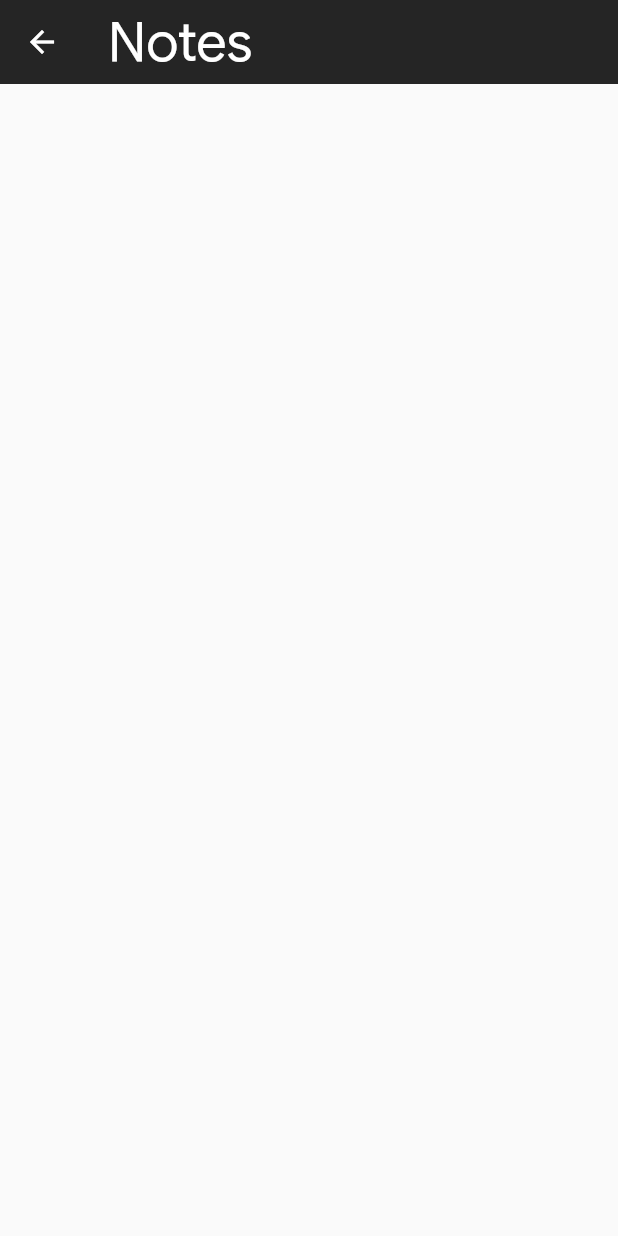
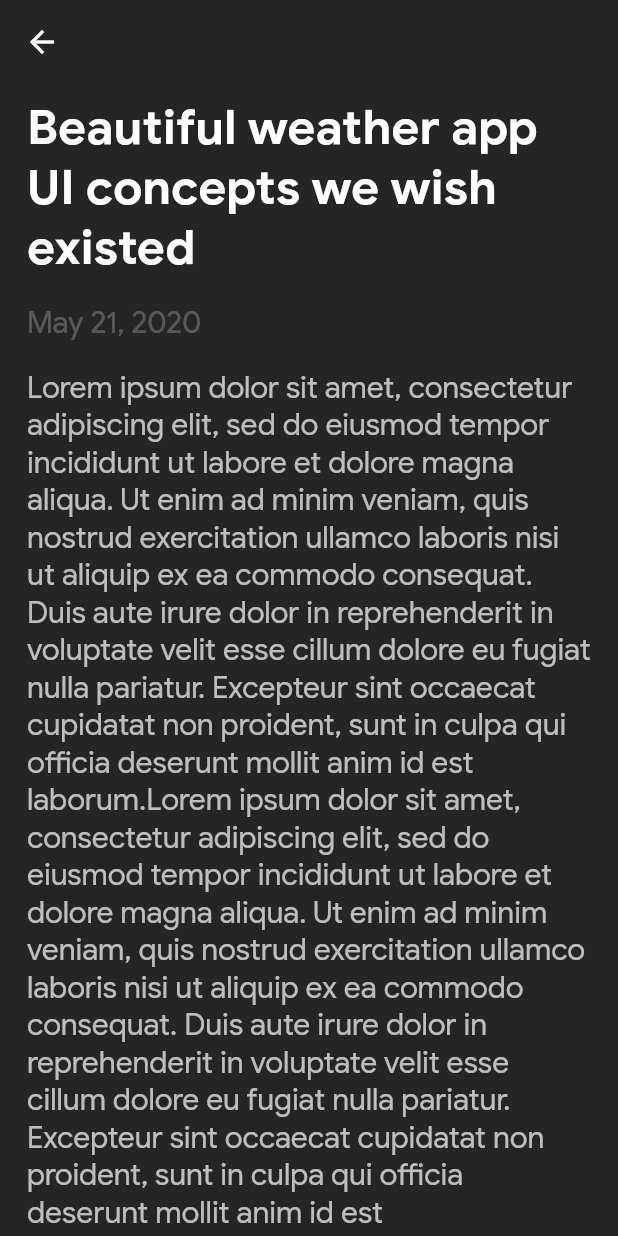
Before and after one commit to oddlyspaced/flutter-notes, a Flutter app: the EditNote screen opened directly, on a phone screen of 412 x 824 dp. Run offline on Flutter 3.47's test engine with Material 2 defaults, Android fonts, the phone set to English and light mode, and no system bars.

Commit message:
Setup edit layout

```diff
--- a/lib/editnote.dart
+++ b/lib/editnote.dart
@@ -10,14 +10,76 @@ class _EditNoteState extends State<EditNote> {
   Widget build(BuildContext context) {
     return Scaffold(
       appBar: AppBar(
+        leading: IconButton(
+          icon: const Icon(Icons.arrow_back),
+          onPressed: () {
+            Scaffold.of(context).showSnackBar(SnackBar(content: Text("ss")));
+          },
+        ),
+        actions: <Widget>[],
         backgroundColor: Color.fromARGB(255, 37, 37, 37),
         elevation: 0,
-        title: Text(
-          "Notes",
-          style: TextStyle(
-            fontFamily: "GoogleSans",
-            fontSize: 36,
-          ),
+      ),
+      body: EditNoteBody(),
+    );
+  }
+}
+
+class EditNoteBody extends StatefulWidget {
+  @override
+  _EditNoteBodyState createState() => _EditNoteBodyState();
+}
+
+class _EditNoteBodyState extends State<EditNoteBody> {
+  @override
+  Widget build(BuildContext context) {
+    double width = MediaQuery.of(context).size.width;
+    return Scaffold(
+      backgroundColor: Color.fromARGB(255, 37, 37, 37),
+      body: SingleChildScrollView(
+        child: Column(
+          children: <Widget>[
+            Container(
+              width: width,
+              child: Padding(
+                padding: EdgeInsets.fromLTRB(18, 9, 18, 9),
+                child: Text(
+                  "Beautiful weather app UI concepts we wish existed",
+                  style: TextStyle(
+                      color: Colors.white,
+                      fontFamily: "GoogleSans",
+                      fontWeight: FontWeight.bold,
+                      fontSize: 32),
+                ),
+              ),
+            ),
+            Container(
+              width: width,
+              child: Padding(
+                padding: EdgeInsets.fromLTRB(18, 9, 18, 9),
+                child: Text(
+                  "May 21, 2020",
+                  style: TextStyle(
+                      color: Colors.white24,
+                      fontFamily: "GoogleSans",
+                      fontSize: 20),
+                ),
+              ),
+            ),
+            Container(
+              width: width,
+              child: Padding(
+                padding: EdgeInsets.fromLTRB(18, 9, 18, 18),
+                child: Text(
+                  "Lorem ipsum dolor sit amet, consectetur adipiscing elit, sed do eiusmod tempor incididunt ut labore et dolore magna aliqua. Ut enim ad minim veniam, quis nostrud exercitation ullamco laboris nisi ut aliquip ex ea commodo consequat. Duis aute irure dolor in reprehenderit in voluptate velit esse cillum dolore eu fugiat nulla pariatur. Excepteur sint occaecat cupidatat non proident, sunt in culpa qui officia deserunt mollit anim id est laborum.Lorem ipsum dolor sit amet, consectetur adipiscing elit, sed do eiusmod tempor incididunt ut labore et dolore magna aliqua. Ut enim ad minim veniam, quis nostrud exercitation ullamco laboris nisi ut aliquip ex ea commodo consequat. Duis aute irure dolor in reprehenderit in voluptate velit esse cillum dolore eu fugiat nulla pariatur. Excepteur sint occaecat cupidatat non proident, sunt in culpa qui officia deserunt mollit anim id est laborum.Lorem ipsum dolor sit amet, consectetur adipiscing elit, sed do eiusmod tempor incididunt ut labore et dolore magna aliqua. Ut enim ad minim veniam, quis nostrud exercitation ullamco laboris nisi ut aliquip ex ea commodo consequat. Duis aute irure dolor in reprehenderit in voluptate velit esse cillum dolore eu fugiat nulla pariatur. Excepteur sint occaecat cupidatat non proident, sunt in culpa qui officia deserunt mollit anim id est laborum.",
+                  style: TextStyle(
+                      color: Colors.white70,
+                      fontFamily: "GoogleSans",
+                      fontSize: 20),
+                ),
+              ),
+            ),
+          ],
         ),
       ),
     );
```
